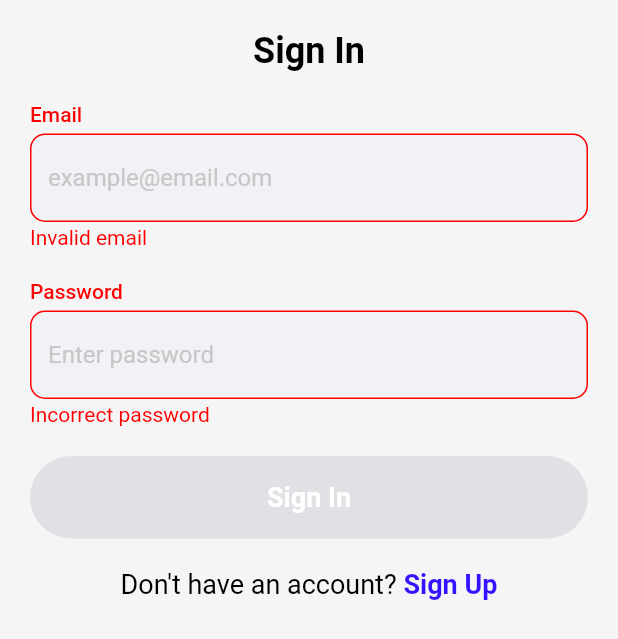
After one commit to akab1902/PersonalTrainingApp, a Flutter app: the SignInPage screen opened directly, after a tap on "Sign In", on a phone screen of 412 x 824 dp. The commit adds this screen. Shown: the top 639 px of the screen. Run offline on Flutter 3.47's test engine with Material 2 defaults, Android fonts, the phone set to English and light mode, and no system bars; our stand-ins replace firebase_core, flutter_bloc; accounts and stored records are empty.

Commit message:
add signIn ui and bloc

```diff
--- a/lib/core/const/text_constants.dart
+++ b/lib/core/const/text_constants.dart
@@ -1,8 +1,4 @@
 class TextConstants {
-  // Login page
-  static const String login = 'Login';
-
-  // Sign Up
   static const String signUp = "Sign Up";
   static const String signIn = "Sign In";
   static const String signOut = "Sign Out";
--- a/lib/core/service/auth_service.dart
+++ b/lib/core/service/auth_service.dart
@@ -67,7 +67,7 @@ class AuthService {
 //       return 'User not found';
 //     case 'wrong-password':
 //       return 'Password is incorrect';
-//     case 'requires-recent-login':
+//     case 'requires-recent-signin':
 //       return 'Log in again before retrying this request';
 //     default:
 //       return e.message ?? 'Error';
--- /dev/null
+++ b/lib/screens/signin/bloc/signin_bloc.dart
@@ -0,0 +1,56 @@
+import 'package:flutter/material.dart';
+import 'package:flutter_bloc/flutter_bloc.dart';
+
+import '../../../core/service/validation_service.dart';
+
+part 'signin_event.dart';
+part 'signin_state.dart';
+
+class SignInBloc extends Bloc<SignInEvent, SignInState> {
+  SignInBloc() : super(SignInInitial()){
+    on<OnTextChangedEvent>(_onTextChanged);
+    on<OnSignUpTappedEvent>(_signUpTapped);
+    on<OnSignInTappedEvent>(_signInTapped);
+  }
+
+  final emailController = TextEditingController();
+  final passwordController = TextEditingController();
+
+  bool isButtonEnabled = false;
+
+  void _onTextChanged(OnTextChangedEvent event, Emitter<SignInState> emit) async {
+    if (isButtonEnabled != checkIfSignUpButtonEnabled()) {
+      isButtonEnabled = checkIfSignUpButtonEnabled();
+      emit(SignInButtonEnableChangedState(isEnabled: isButtonEnabled));
+    }
+  }
+
+  void _signInTapped(OnSignInTappedEvent event, Emitter<SignInState> emit) async {
+    if (checkValidatorsOfTextField()) {
+      try {
+        emit(LoadingState());
+        // await AuthService.signIp(emailController.text,
+        //     passwordController.text);
+        emit(NextHomePageState());
+      } catch (e) {
+        emit(ErrorState(message: e.toString()));
+      }
+    } else {
+      emit(ShowErrorState());
+    }
+  }
+
+  void _signUpTapped(OnSignUpTappedEvent event, Emitter<SignInState> emit) async {
+    emit(NextSignUpPageState());
+  }
+
+  bool checkIfSignUpButtonEnabled() {
+    return emailController.text.isNotEmpty &&
+        passwordController.text.isNotEmpty;
+  }
+
+  bool checkValidatorsOfTextField() {
+    return ValidationService.email(emailController.text) &&
+        ValidationService.password(passwordController.text);
+  }
+}
--- /dev/null
+++ b/lib/screens/signin/bloc/signin_event.dart
@@ -0,0 +1,8 @@
+part of 'signin_bloc.dart';
+
+@immutable
+abstract class SignInEvent {}
+
+class OnTextChangedEvent extends SignInEvent {}
+class OnSignInTappedEvent extends SignInEvent {}
+class OnSignUpTappedEvent extends SignInEvent {}
--- /dev/null
+++ b/lib/screens/signin/bloc/signin_state.dart
@@ -0,0 +1,28 @@
+part of 'signin_bloc.dart';
+
+@immutable
+abstract class SignInState {}
+
+class SignInInitial extends SignInState {}
+
+class SignInButtonEnableChangedState extends SignInState {
+  final bool isEnabled;
+
+  SignInButtonEnableChangedState({
+    required this.isEnabled,
+  });
+}
+
+class ShowErrorState extends SignInState {}
+
+class ErrorState extends SignInState {
+  final String message;
+
+  ErrorState({required this.message});
+}
+
+class NextHomePageState extends SignInState {}
+
+class NextSignUpPageState extends SignInState {}
+
+class LoadingState extends SignInState {}
--- /dev/null
+++ b/lib/screens/signin/page/signin_page.dart
@@ -0,0 +1,46 @@
+import 'package:flutter/material.dart';
+import 'package:flutter_bloc/flutter_bloc.dart';
+import 'package:personal_training_app/screens/signup/page/signup_page.dart';
+
+import '../../home/page/home.dart';
+import '../bloc/signin_bloc.dart';
+import '../widget/signin_content.dart';
+
+class SignInPage extends StatelessWidget {
+  const SignInPage({Key? key}) : super(key: key);
+
+  @override
+  Widget build(BuildContext context) {
+    return Scaffold(
+      body: _buildBody(context),
+    );
+  }
+
+  BlocProvider<SignInBloc> _buildBody(BuildContext context) {
+    return BlocProvider<SignInBloc>(
+      create: (BuildContext context) => SignInBloc(),
+      child: BlocConsumer<SignInBloc, SignInState>(
+          buildWhen: (_, currState) => currState is SignInInitial,
+          builder: (context, state) {
+            return const SignInContent();
+          },
+          listenWhen: (_, currState) =>
+              currState is ErrorState ||
+              currState is NextHomePageState ||
+              currState is NextSignUpPageState,
+          listener: (context, state) {
+            if (state is NextHomePageState) {
+              Navigator.pushReplacement(
+                  context, MaterialPageRoute(builder: (_) => const HomePage()));
+            } else if (state is NextSignUpPageState) {
+              Navigator.pushReplacement(
+                  context, MaterialPageRoute(builder: (_) => const SignupPage()));
+            } else if (state is ErrorState) {
+              ScaffoldMessenger.of(context).showSnackBar(
+                SnackBar(content: Text(state.message)),
+              );
+            }
+          }),
+    );
+  }
+}
--- /dev/null
+++ b/lib/screens/signin/widget/signin_content.dart
@@ -0,0 +1,159 @@
+import 'package:flutter/gestures.dart';
+import 'package:flutter/material.dart';
+import 'package:flutter_bloc/flutter_bloc.dart';
+import 'package:personal_training_app/core/const/color_constants.dart';
+
+import '../../../core/ common_widgets/custom_button.dart';
+import '../../../core/ common_widgets/custom_text_field.dart';
+import '../../../core/ common_widgets/loading_widget.dart';
+import '../../../core/const/text_constants.dart';
+import '../../../core/service/validation_service.dart';
+import '../bloc/signin_bloc.dart';
+
+class SignInContent extends StatelessWidget {
+  const SignInContent({Key? key}) : super(key: key);
+
+  @override
+  Widget build(BuildContext context) {
+    return GestureDetector(
+      onTap: () {
+        FocusScope.of(context).unfocus();
+      },
+      child: Container(
+        width: double.infinity,
+        height: double.infinity,
+        color: ColorConstants.backgroundWhite,
+        child: Stack(
+          children: [
+            _createMainData(context),
+            BlocBuilder<SignInBloc, SignInState>(
+                buildWhen: (_, currState) => currState is LoadingState || currState is ErrorState,
+                builder: (context, state) {
+                  if(state is LoadingState) {
+                    return _createLoading();
+                  } else if(state is ErrorState) {
+                    return const SizedBox();
+                  }
+                  return const SizedBox();
+                }
+            )
+          ],
+        ),
+      ),
+    );
+  }
+
+  Widget _createLoading() {
+    return const LoadingWidget();
+  }
+
+  Widget _createMainData(BuildContext context) {
+    return SafeArea(
+        child: SingleChildScrollView(
+          child: Column(
+            children: [
+              const SizedBox(height: 20),
+              _createTitle(),
+              const SizedBox(height: 20),
+              _createForm(context),
+              const SizedBox(height: 20),
+              _createSignInButton(context),
+              const SizedBox(height: 20),
+              _createDontHaveAnAccount(context)
+            ],
+          ),
+        )
+    );
+  }
+
+  Widget _createTitle() {
+    return const Text(
+      TextConstants.signIn,
+      style: TextStyle(
+          color: ColorConstants.texBlack,
+          fontSize: 24,
+          fontWeight: FontWeight.bold),
+    );
+  }
+
+  Widget _createSignInButton(BuildContext context) {
+    final bloc = BlocProvider.of<SignInBloc>(context);
+    return Padding(
+      padding: const EdgeInsets.symmetric(horizontal: 20),
+      child: BlocBuilder<SignInBloc, SignInState>(
+        buildWhen: (_, currState) => currState is SignInButtonEnableChangedState,
+        builder: (context, state) {
+          return CustomButton(
+            title: TextConstants.signIn,
+            isEnabled: state is SignInButtonEnableChangedState
+                ? state.isEnabled
+                : false,
+            onTap: () {
+              FocusScope.of(context).unfocus();
+              bloc.add(OnSignInTappedEvent());
+            },
+          );
+        },
+      ),
+    );
+  }
+
+  Widget _createForm(BuildContext context) {
+    final bloc = BlocProvider.of<SignInBloc>(context);
+    return BlocBuilder<SignInBloc, SignInState>(
+      buildWhen: (_, currState) => currState is ShowErrorState,
+      builder: (context, state) {
+        return Column(
+          children: [
+            CustomTextField(
+              title: 'Email',
+              placeholder: 'example@email.com',
+              errorText: 'Invalid email',
+              controller: bloc.emailController,
+              isError: state is ShowErrorState ? !ValidationService.email(bloc.emailController.text) : false,
+              onTextChanged: () {
+                bloc.add(OnTextChangedEvent());
+              },
+            ),
+            const SizedBox(height: 20),
+            CustomTextField(
+              title: 'Password',
+              placeholder: 'Enter password',
+              errorText: 'Incorrect password',
+              controller: bloc.passwordController,
+              isError: state is ShowErrorState ? !ValidationService.password(bloc.passwordController.text) : false,
+              onTextChanged: () {
+                bloc.add(OnTextChangedEvent());
+              },
+            ),
+          ],
+        );
+      },
+    );
+  }
+
+  Widget _createDontHaveAnAccount(BuildContext context) {
+    final bloc = BlocProvider.of<SignInBloc>(context);
+    return RichText(
+        text: TextSpan(
+            text: "Don't have an account?",
+            style: const TextStyle(
+                color: ColorConstants.texBlack,
+                fontSize: 18),
+            children: [
+              TextSpan(
+                  text: " ${TextConstants.signUp}",
+                  style: const TextStyle(
+                      color: ColorConstants.secondaryColor,
+                      fontSize: 18,
+                      fontWeight: FontWeight.bold
+                  ),
+                  recognizer: TapGestureRecognizer()..onTap = (){
+                    bloc.add(OnSignUpTappedEvent());
+                  }
+              )
+            ]
+        )
+    );
+  }
+}
--- a/lib/screens/signup/page/signup_page.dart
+++ b/lib/screens/signup/page/signup_page.dart
@@ -1,8 +1,8 @@
 import 'package:flutter/material.dart';
 import 'package:flutter_bloc/flutter_bloc.dart';
 import 'package:personal_training_app/screens/home/page/home.dart';
-import 'package:personal_training_app/screens/login/page/login_page.dart';
 
+import '../../signin/page/signin_page.dart';
 import '../bloc/signup_bloc.dart';
 import '../widget/signup_content.dart';
 
@@ -25,8 +25,8 @@ class SignupPage extends StatelessWidget {
           if (state is NextHomePageState) {
             Navigator.of(context).pushReplacement(MaterialPageRoute(builder: (_) => const HomePage()));
           }
-          if (state is LoginTappedEvent) {
-            Navigator.of(context).pushReplacement(MaterialPageRoute(builder: (_) => const LoginPage()));
+          if (state is NextLoginPageState) {
+            Navigator.of(context).pushReplacement(MaterialPageRoute(builder: (_) => const SignInPage()));
           } else if (state is ErrorState) {
               ScaffoldMessenger.of(context).showSnackBar(
                 SnackBar(content: Text(state.message)),
```
Also changed, not shown: lib/screens/login/bloc/login_bloc.dart (deleted, +0 -24 lines), lib/screens/login/bloc/login_event.dart (deleted, +0 -8 lines), lib/screens/login/bloc/login_state.dart (deleted, +0 -26 lines), lib/screens/login/page/login_page.dart (deleted, +0 -40 lines), lib/screens/login/widget/login_content.dart (deleted, +0 -44 lines), lib/screens/signup/widget/signup_content.dart (+31 -1 lines).
